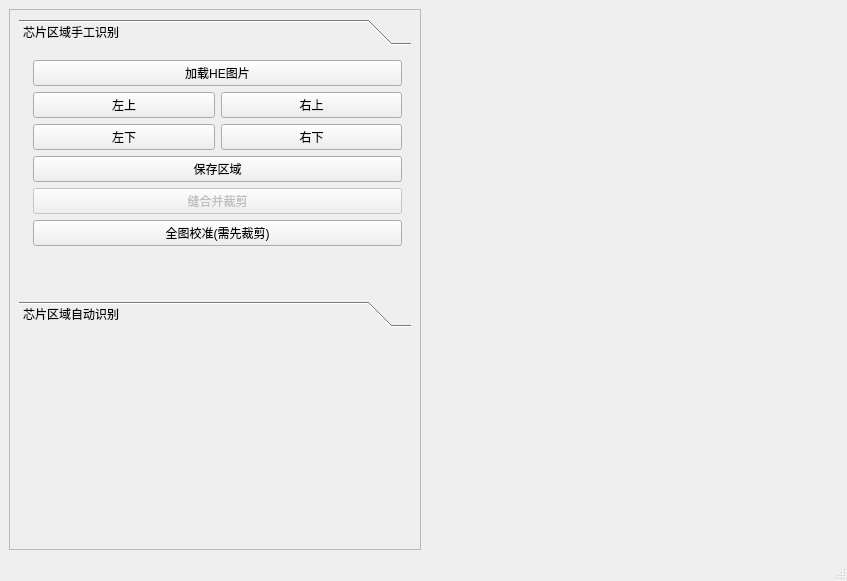
This is need/ChipRegion.ui in ofen1996/Biomarker-BMChiper-no-div as Qt 5 draws it before an edit. The edited form follows.
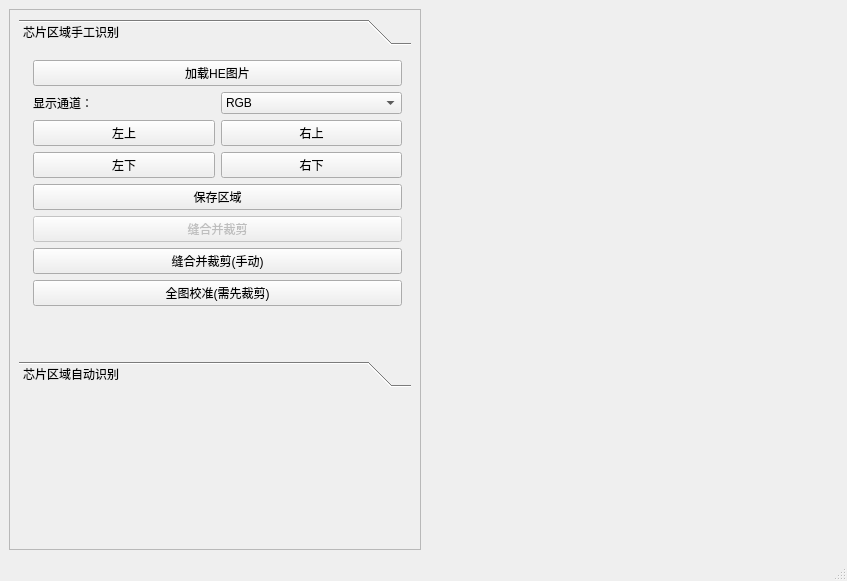
This is the edited form.

Commit message: 1.增加通道显示选项，可以查看指定通道 2.优化缝合和对准的准确率

Diff of the .ui file:
```diff
--- a/need/ChipRegion.ui
+++ b/need/ChipRegion.ui
@@ -59,8 +59,8 @@
             <rect>
              <x>0</x>
              <y>0</y>
-             <width>392</width>
-             <height>259</height>
+             <width>379</width>
+             <height>250</height>
             </rect>
            </property>
            <attribute name="label">
@@ -89,6 +89,41 @@
                  </property>
                 </widget>
                </item>
+               <item>
+                <layout class="QHBoxLayout" name="horizontalLayout">
+                 <item>
+                  <widget class="QLabel" name="label">
+                   <property name="text">
+                    <string>显示通道：</string>
+                   </property>
+                  </widget>
+                 </item>
+                 <item>
+                  <widget class="QComboBox" name="comboBox">
+                   <item>
+                    <property name="text">
+                     <string>RGB</string>
+                    </property>
+                   </item>
+                   <item>
+                    <property name="text">
+                     <string>R</string>
+                    </property>
+                   </item>
+                   <item>
+                    <property name="text">
+                     <string>G</string>
+                    </property>
+                   </item>
+                   <item>
+                    <property name="text">
+                     <string>B</string>
+                    </property>
+                   </item>
+                  </widget>
+                 </item>
+                </layout>
+               </item>
                <item>
                 <layout class="QGridLayout" name="gridLayout_4">
                  <item row="2" column="1">
@@ -138,6 +173,16 @@
                  </property>
                 </widget>
                </item>
+               <item>
+                <widget class="QPushButton" name="stitch_chip_2">
+                 <property name="enabled">
+                  <bool>true</bool>
+                 </property>
+                 <property name="text">
+                  <string>缝合并裁剪(手动)</string>
+                 </property>
+                </widget>
+               </item>
                <item>
                 <widget class="QPushButton" name="correct_whole">
                  <property name="text">
```
Left out of the diff: 82 changed lines with no effect on the pictures. The commit also changes 6 other files.
